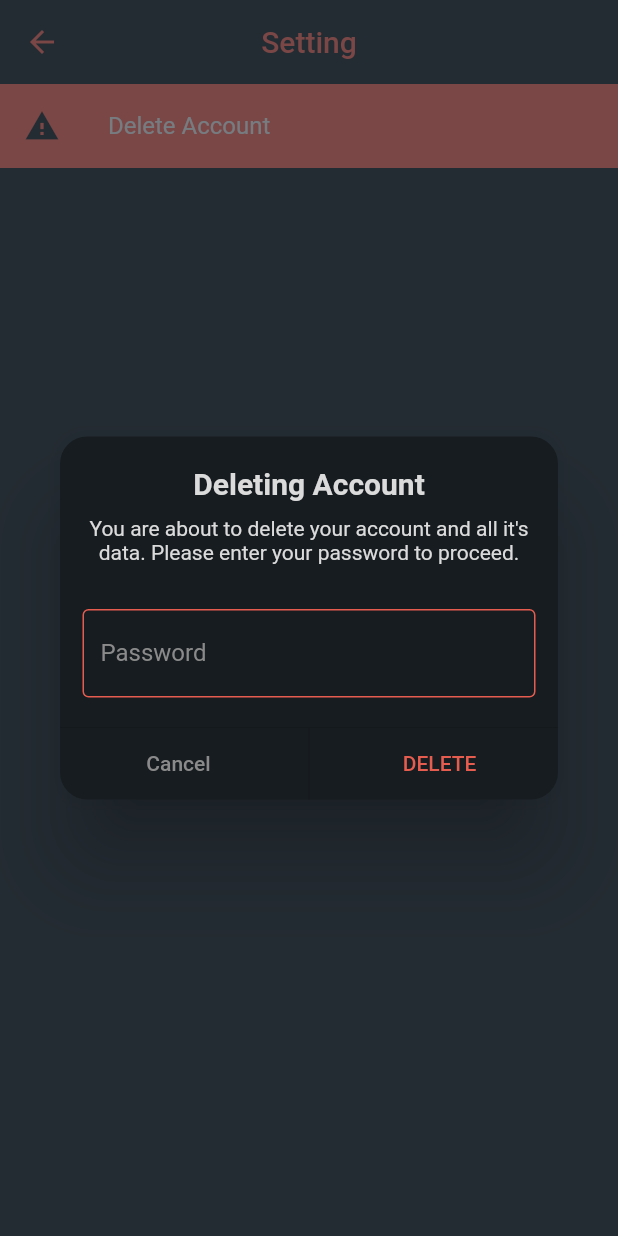
After one commit to jazzsim/nigh, a Flutter app: the SettingScreen screen opened directly, after a tap on "Delete Account", on a phone screen of 412 x 824 dp. The commit adds this screen. Run offline on Flutter 3.47's test engine with Material 2 defaults, Android fonts, the phone set to English and light mode, and no system bars; our stand-ins replace dio, flutter_html, flutter_riverpod, retrofit, shared_preferences; missing offline and left inert: weekly_date_picker; accounts and stored records are empty; generated files the repository leaves out were written again; statements that could not run were skipped.

Commit message:
Add delete account function

```diff
--- a/lib/api/user_api.dart
+++ b/lib/api/user_api.dart
@@ -48,4 +48,9 @@ abstract class UserApi {
     @Field("user_id") required int userId,
     @Field() required String password
   });
+
+  @POST('/delete_user')
+  Future<ApiResponse<bool>> deleteUser({
+    @Field() required String password
+  });
 }
--- a/lib/helper/dialogs.dart
+++ b/lib/helper/dialogs.dart
@@ -70,6 +70,100 @@ class PopUpDialogs {
     return value;
   }
 
+  Future<bool> deleteAccountDialog(TextEditingController passwordTextEditingController) async {
+    final formKey = GlobalKey<FormState>();
+    passwordTextEditingController.text = '';
+    bool value = false;
+    await showDialog(
+        // The user CANNOT close this dialog  by pressing outsite it
+        barrierDismissible: true,
+        // barrierColor: Color.fromARGB(70, 105, 104, 104),
+        barrierColor: const Color.fromARGB(149, 46, 56, 64),
+        context: context,
+        builder: (_) {
+          return Dialog(
+            shape: const RoundedRectangleBorder(borderRadius: BorderRadius.all(Radius.circular(18.0))),
+            // The background color
+            backgroundColor: backgroundPrimary,
+            child: Padding(
+              padding: const EdgeInsets.only(top: 20),
+              child: Column(
+                mainAxisSize: MainAxisSize.min,
+                children: [
+                  // Some text
+                  Text(
+                    'Deleting Account',
+                    style: Theme.of(context).textTheme.titleLarge?.copyWith(fontWeight: FontWeight.bold, color: textPrimary),
+                  ),
+                  Text(
+                    'You are about to delete your account and all it\'s data. Please enter your password to proceed.',
+                    style: Theme.of(context).textTheme.bodyMedium?.copyWith(color: textPrimary),
+                    textAlign: TextAlign.center,
+                  ).pLTRB(15, 10, 15, 20),
+
+                  Form(
+                    key: formKey,
+                    child: TextFormField(
+                      controller: passwordTextEditingController,
+                      style: const TextStyle(color: textPrimary),
+                      autovalidateMode: AutovalidateMode.onUserInteraction,
+                      validator: (value) {
+                        if (value == null || value.isEmpty) {
+                          return 'Password cannot be empty';
+                        }
+                        return null;
+                      },
+                      keyboardType: TextInputType.visiblePassword,
+                      obscureText: true,
+                      decoration: const InputDecoration(
+                        labelStyle: TextStyle(color: textSecondary),
+                        floatingLabelStyle: TextStyle(color: themePrimary),
+                        enabledBorder: OutlineInputBorder(borderSide: BorderSide(color: themePrimary)),
+                        border: OutlineInputBorder(),
+                        label: Text('Password'),
+                      ),
+                    ).pLTRB(15, 10, 15, 20),
+                  ),
+                  const Divider(
+                    height: 0,
+                  ),
+                  IntrinsicHeight(
+                    child: Row(
+                      mainAxisAlignment: MainAxisAlignment.spaceEvenly,
+                      children: [
+                        Expanded(
+                            child: TextButton(
+                                onPressed: () => hide(),
+                                child: const Text(
+                                  'Cancel',
+                                  style: TextStyle(color: textSecondary),
+                                ))),
+                        const VerticalDivider(),
+                        Expanded(
+                          child: TextButton(
+                              onPressed: () async {
+                                if (formKey.currentState!.validate()) {
+                                  await PopUpDialogs(context).confirmDialog('Delete Account', 'Are you sure you want to delete your account?', 'DELETE').then((_) {
+                                    if (_) {
+                                      value = true;
+                                      hide();
+                                    }
+                                  });
+                                }
+                              },
+                              child: Text('DELETE')),
+                        ),
+                      ],
+                    ),
+                  )
+                ],
+              ),
+            ),
+          );
+        });
+    return value;
+  }
+
   void hide() {
     Navigator.of(context).pop();
   }
--- /dev/null
+++ b/lib/screens/setting_screen.dart
@@ -0,0 +1,76 @@
+import 'package:flutter/material.dart';
+import 'package:flutter_html/flutter_html.dart';
+import 'package:flutter_riverpod/flutter_riverpod.dart';
+import 'package:nigh/appsetting.dart';
+import 'package:nigh/screens/user/user_controller.dart';
+
+import '../api_client.dart';
+import '../components/loading_dialog.dart';
+import '../components/snackbar.dart';
+import '../constant.dart';
+import '../helper/dialogs.dart';
+import '../helper/util.dart';
+import 'diary/diary_controller.dart';
+import 'todo/to_do_controller.dart';
+import 'user/login_controller.dart';
+
+class SettingScreen extends ConsumerStatefulWidget {
+  const SettingScreen({super.key});
+
+  static MaterialPageRoute<dynamic> route() => MaterialPageRoute(builder: (context) => const SettingScreen());
+
+  @override
+  ConsumerState<ConsumerStatefulWidget> createState() => _SettingScreenState();
+}
+
+class _SettingScreenState extends ConsumerState<SettingScreen> {
+  TextEditingController passwordTextEditingController = TextEditingController();
+
+  @override
+  Widget build(BuildContext context) {
+    return Scaffold(
+      appBar: AppBar(title: const Text('Setting')),
+      body: Column(
+        children: [
+          ListTile(
+            leading: const Icon(
+              Icons.warning,
+              color: backgroundPrimary,
+            ),
+            title: const Text('Delete Account', style: TextStyle(color: textPrimary)),
+            tileColor: themePrimary,
+            onTap: () async {
+              bool delete = false;
+              await PopUpDialogs(context).deleteAccountDialog(passwordTextEditingController).then((value) {
+                delete = value;
+              });
+              if (!mounted) return;
+              // delete account here
+              if (delete) {
+                LoadingScreen(context).show();
+                ref.watch(userNotifierProvider.notifier).deleteUser(passwordTextEditingController.text).then((value) async {
+                  messageSnackbar(context, ref.watch(apiMessageStateProvider));
+                  await globalSharedPrefs.setString('api_key', '').then((value) async {
+                    await ApiClient.setHeader();
+                  });
+                  await ref.watch(loginStateNotifierProvider.notifier).initLogin();
+                  ref.invalidate(screenStateProvider);
+                  ref.invalidate(todoNotifierProvider);
+                  await ref.read(todoNotifierProvider.notifier).getTodos(ref.watch(todoDatetimeStateProvider).toString());
+                  ref.invalidate(diaryNotifierProvider);
+                  await ref.watch(diaryNotifierProvider.notifier).getDiaries(ref.watch(diaryDatetimeStateProvider).toString());
+                  if (!mounted) return;
+                  LoadingScreen(context).hide();
+                  Navigator.of(context).pop();
+                }).catchError((err, st) {
+                  LoadingScreen(context).hide();
+                  messageSnackbar(context, Util.apiError(err));
+                });
+              }
+            },
+          ),
+        ],
+      ),
+    );
+  }
+}
--- a/lib/screens/user/user_controller.dart
+++ b/lib/screens/user/user_controller.dart
@@ -1,10 +1,18 @@
 import 'package:flutter_riverpod/flutter_riverpod.dart';
+import 'package:nigh/api/user_api.dart';
 
 import '../../api/model/user.dart';
+import '../../appsetting.dart';
 
 final userNotifierProvider = StateNotifierProvider<UserNotifier, User>((ref) => UserNotifier(ref));
 
 class UserNotifier extends StateNotifier<User> {
   StateNotifierProviderRef ref;
   UserNotifier(this.ref) : super(const User(id: 0, username: ''));
+
+  Future<void> deleteUser(String password) async {
+    final userApi = UserApi();
+    final res = await userApi.deleteUser(password: password);
+    ref.watch(apiMessageStateProvider.notifier).state = res.message;
+  }
 }
```
Also changed, not shown: lib/screens/home_screen.dart (+25 -0 lines), lib/api/user_api.g.dart.
